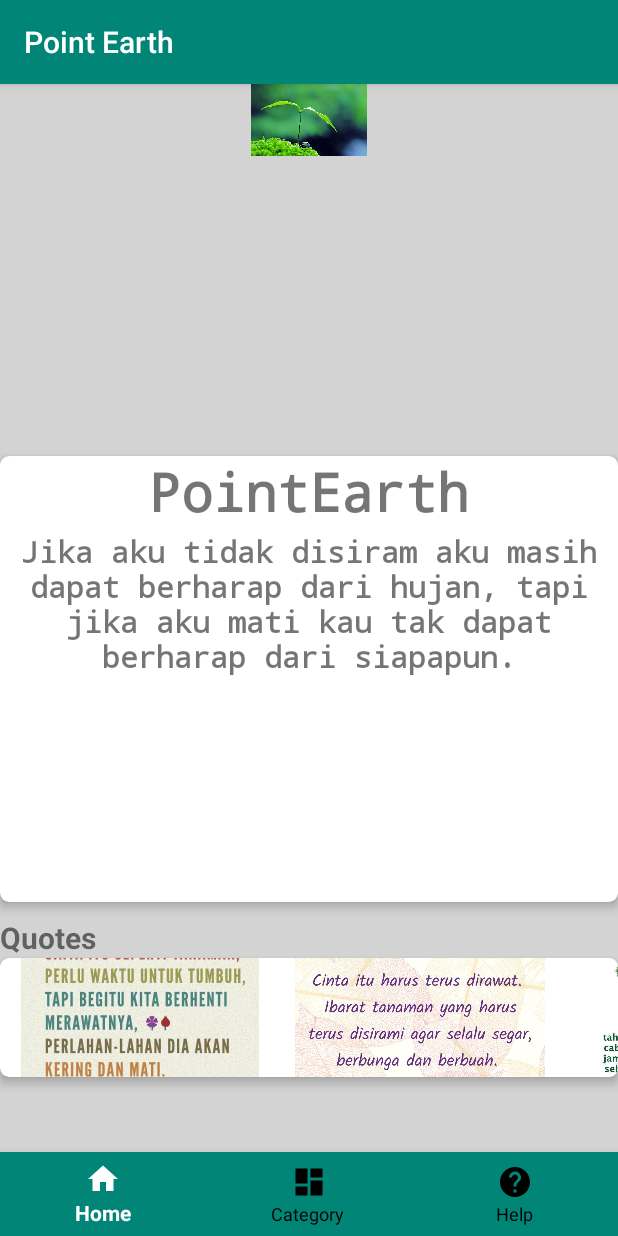
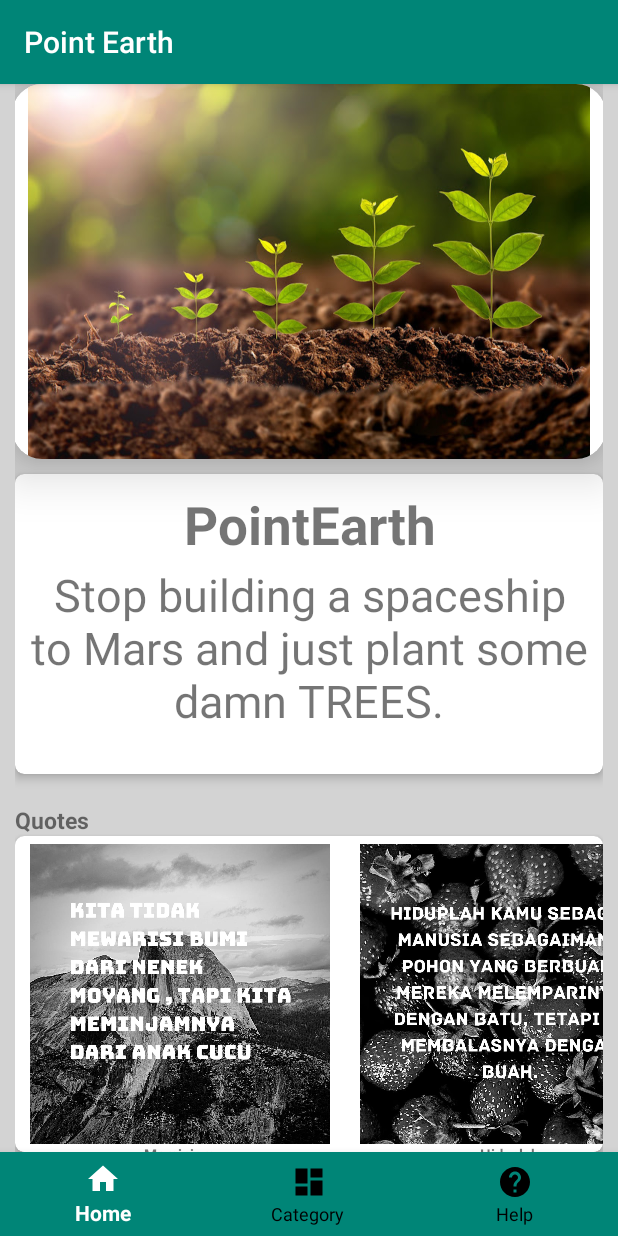
Before and after one commit to abdipurnawan/point, an Android app: the screen it shows after launch (MainActivity), on a phone screen of 412 x 824 dp. Run offline under Robolectric (Android 15) with nearby library versions, the light colour scheme and no system bars.

Commit message:
new home

```diff
--- a/app/src/main/java/id/ac/pointearth/MainActivity.java
+++ b/app/src/main/java/id/ac/pointearth/MainActivity.java
@@ -37,7 +37,7 @@ public class MainActivity extends AppCompatActivity {
 
 //        Integer[] gambarSlide = {R.drawable.tanaman2, R.drawable.tanaman3, R.drawable.tanaman4};
 
-        String[] Deskripsi = {"tanaman", "tanaman", "tanaman", "tanaman", "tanaman"};
+        String[] Deskripsi = {"Meminjam", "Hiduplah", "Terakhir", "Keindahan", "Jika Aku"};
 
         mainModels = new ArrayList<>();
         int i;
--- a/app/src/main/res/layout/activity_main.xml
+++ b/app/src/main/res/layout/activity_main.xml
@@ -15,18 +15,33 @@
             android:layout_height="match_parent"
             android:gravity="center"
             android:orientation="vertical"
+            android:paddingStart="10dp"
+            android:paddingEnd="10dp"
             android:paddingBottom="?attr/actionBarSize"
             tools:context=".MainActivity">
-
-            <ImageView
-                android:layout_width="match_parent"
-                android:layout_height="48dp"
-                app:srcCompat="@drawable/tanaman2"/>
 
             <androidx.cardview.widget.CardView
                 android:layout_width="match_parent"
                 android:layout_height="wrap_content"
-                android:layout_marginTop="200dp"
+                android:layout_marginTop="0dp"
+                android:layout_marginLeft="-2dp"
+                android:layout_marginRight="-2dp"
+                app:cardCornerRadius="20dp"
+                app:cardElevation="20dp"
+                app:cardMaxElevation="20dp">
+
+            <ImageView
+                android:layout_width="match_parent"
+                android:layout_height="250dp"
+                android:layout_marginTop="0dp"
+                app:srcCompat="@drawable/tanaman4"/>
+
+            </androidx.cardview.widget.CardView>
+
+            <androidx.cardview.widget.CardView
+                android:layout_width="match_parent"
+                android:layout_height="200dp"
+                android:layout_marginTop="10dp"
                 app:cardCornerRadius="6dp"
                 app:cardElevation="4dp"
                 app:cardMaxElevation="6dp">
@@ -34,8 +49,8 @@
                 <TextView
                     android:layout_width="match_parent"
                     android:layout_height="wrap_content"
-                    android:layout_marginBottom="250dp"
-                    android:fontFamily="monospace"
+                    android:layout_marginBottom="0dp"
+                    android:layout_marginTop="10dp"
                     android:text="PointEarth"
                     android:textAlignment="center"
                     android:textSize="35sp"
@@ -44,30 +59,28 @@
                 <TextView
                     android:id="@+id/textView3"
                     android:layout_width="match_parent"
-                    android:layout_height="150dp"
-                    android:layout_marginTop="50dp"
-                    android:fontFamily="monospace"
-                    android:text="Jika aku tidak disiram aku masih dapat berharap dari hujan, tapi jika aku mati kau tak dapat berharap dari siapapun."
+                    android:layout_height="wrap_content"
+                    android:layout_marginTop="60dp"
+                    android:text="Stop building a spaceship to Mars and just plant some damn TREES."
                     android:textAlignment="center"
-                    android:textSize="20dp"
-                    android:textStyle="bold" />
+                    android:textSize="30dp" />
 
             </androidx.cardview.widget.CardView>
+
 
             <TextView
                 android:layout_width="match_parent"
                 android:layout_height="wrap_content"
-                android:layout_marginTop="10dp"
+                android:layout_marginTop="20dp"
                 android:layout_marginBottom="0dp"
                 android:text="Quotes"
-                android:textSize="20sp"
+                android:textSize="15dp"
                 android:textStyle="bold" />
 
             <androidx.cardview.widget.CardView
-                android:layout_width="wrap_content"
+                android:layout_width="match_parent"
                 android:layout_height="wrap_content"
                 android:layout_marginTop="0dp"
-                android:layout_marginBottom="50dp"
                 app:cardCornerRadius="6dp"
                 app:cardElevation="4dp"
                 app:cardMaxElevation="6dp">
@@ -76,8 +89,10 @@
                     android:id="@+id/recycler_view"
                     android:layout_width="match_parent"
                     android:layout_height="wrap_content"
-                    android:layout_marginTop="0dp" />
+                    android:layout_marginTop="5dp" />
+
             </androidx.cardview.widget.CardView>
+
         </LinearLayout>
 
     <com.google.android.material.bottomnavigation.BottomNavigationView
--- a/app/src/main/res/layout/single_view.xml
+++ b/app/src/main/res/layout/single_view.xml
@@ -13,8 +13,8 @@
         android:paddingEnd="10dp">
 
         <ImageView
-            android:layout_width="250px"
-            android:layout_height="250px"
+            android:layout_width="300px"
+            android:layout_height="300px"
             android:scaleType="fitXY"
             android:id="@+id/image_view"
             android:src="@drawable/quotes2"/>
```
Also changed, not shown: app/src/main/res/drawable/quotes1.jpeg (added), app/src/main/res/drawable/quotes1.jpg (deleted), app/src/main/res/drawable/quotes2.jpeg (added), app/src/main/res/drawable/quotes2.jpg (deleted), app/src/main/res/drawable/quotes3.jpeg (added), app/src/main/res/drawable/quotes3.jpg (deleted), app/src/main/res/drawable/quotes4.jpeg (added), app/src/main/res/drawable/quotes4.jpg (deleted), app/src/main/res/drawable/quotes5.jpeg (added), app/src/main/res/drawable/quotes5.jpg (deleted).
